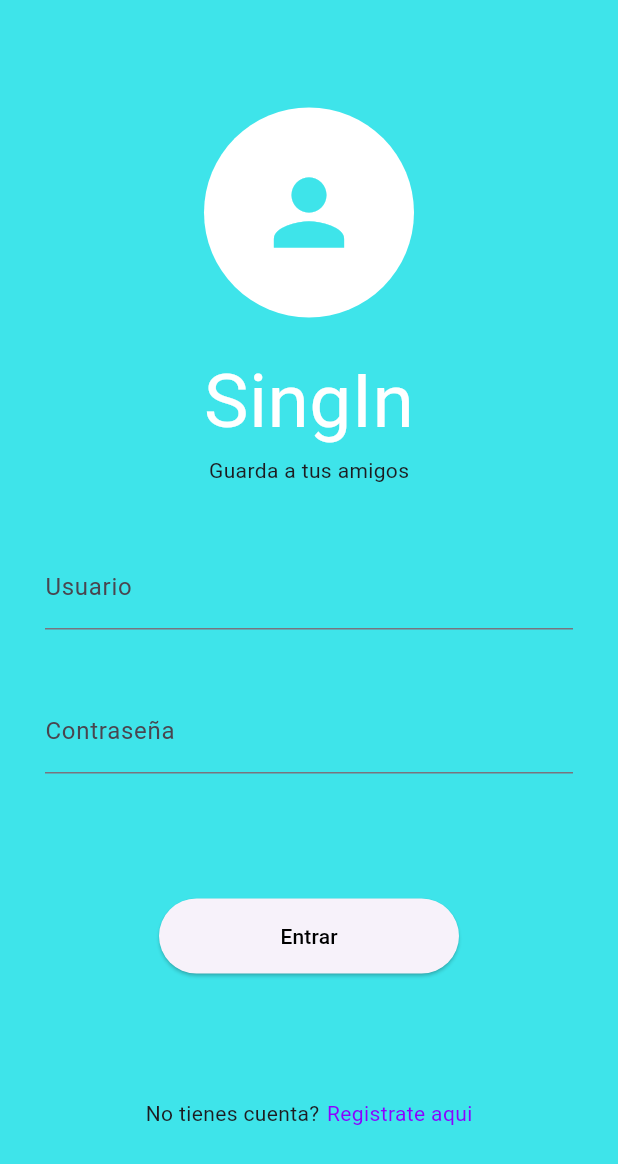
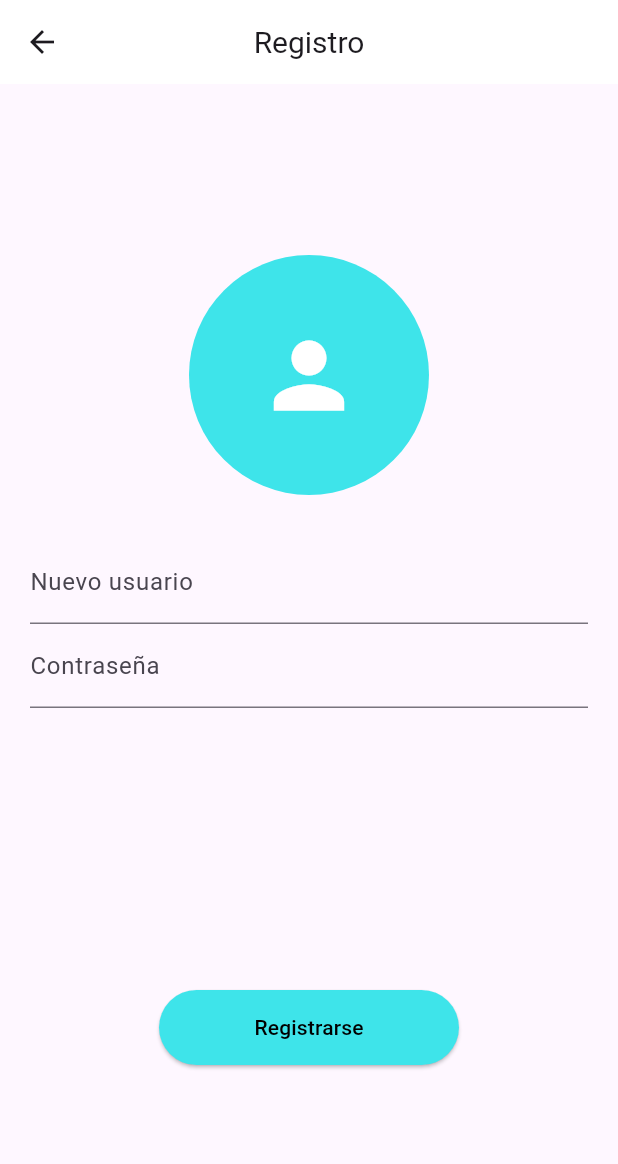
Before and after one commit to vargassalazarernesto/contactos_app, a Flutter app: the screen it shows after launch, after a tap on "Registrate aqui", on a phone screen of 412 x 824 dp. Shown: the top 1164 px of the screen. Run offline on Flutter 3.47's test engine with Material 3 defaults, Android fonts, the phone set to English and light mode, and no system bars; network calls fail.

Commit message:
Creacion de la pantall la cual si no tenemos cuenta, podemos registrarnos y ese nos mandará directamente a la pantalla principal.

```diff
--- a/app_contactos/lib/main.dart
+++ b/app_contactos/lib/main.dart
@@ -1,4 +1,4 @@
-import 'package:app_contactos/login_page.dart';
+import 'package:app_contactos/pantallas/login_page.dart';
 import 'package:flutter/material.dart';
 
 void main() {
--- a/app_contactos/lib/login_page.dart
+++ b/app_contactos/lib/pantallas/login_page.dart
@@ -1,7 +1,8 @@
 
+import 'package:app_contactos/pantallas/pantallaRegistro.dart';
 import 'package:app_contactos/services/auth_service.dart';
 import 'package:flutter/material.dart';
-import 'package:app_contactos/principal.dart';
+import 'package:app_contactos/pantallas/principal.dart';
 
 class LoginPage extends StatefulWidget{
   @override
@@ -56,7 +57,7 @@ class _LoginPageState extends State<LoginPage>{
               SizedBox(height:40),
               TextField(controller: _usernameController,decoration: InputDecoration(labelText: "Usuario"),),
               SizedBox(height: 40,),
-              TextField(controller: _passwordController,decoration: InputDecoration(labelText: "Contraseña"),obscureText: false,)
+              TextField(controller: _passwordController,decoration: InputDecoration(labelText: "Contraseña"),obscureText: true,)
             ],
           ),
 
@@ -74,7 +75,10 @@ class _LoginPageState extends State<LoginPage>{
               const Text("No tienes cuenta?"),
               SizedBox(width: 5,),
               GestureDetector(
-                onTap: () {print("Texto Presionado");},
+                onTap: (){Navigator.push(context,
+                  MaterialPageRoute(builder: (context)=>PantallaRegistro()),
+                );
+                },
                 child: Text("Registrate aqui",style:TextStyle(
                   color: const Color.fromARGB(255, 140, 0, 255)
                 ),),
--- /dev/null
+++ b/app_contactos/lib/pantallas/pantallaRegistro.dart
@@ -0,0 +1,103 @@
+
+import 'package:app_contactos/pantallas/principal.dart';
+import 'package:app_contactos/services/auth_service.dart';
+import 'package:flutter/material.dart';
+import 'package:flutter/rendering.dart';
+
+
+class PantallaRegistro extends StatefulWidget{
+  @override
+  State<StatefulWidget> createState()=>_PantallaRegistroState();
+}
+
+class _PantallaRegistroState extends State<PantallaRegistro>{
+  final _newUsuario = TextEditingController();
+  final _newPasword = TextEditingController();
+  final _authService = AuthService();
+
+  void borrarInputs(){
+    _newUsuario.clear();
+    _newPasword.clear();
+  }
+
+    void _mostrarMensajeConfirmacion(BuildContext context){
+    showDialog(context: context,
+      barrierDismissible: false,
+      builder: (BuildContext context){
+        return AlertDialog(
+          title: const Text("!Usuario registrado con éxito¡"),
+          actions: <Widget>[
+            TextButton(
+              onPressed:(){
+                Navigator.pushAndRemoveUntil(context,
+                MaterialPageRoute(builder: (context) => const Principal()),
+                (Route<dynamic> route)=>false,
+                );
+              } ,
+              child: const Text("Ok")),
+          ],
+        );
+      }
+    );
+  }
+
+  void crearCuenta() async{
+    final _usuarioVerificado = await _authService.verificarPorUsuario(_newUsuario.text);
+
+    if(_newUsuario.text.isEmpty || _newPasword.text.isEmpty){
+      ScaffoldMessenger.of(context).showSnackBar(SnackBar(content: Text("Por favor, rellene todos los campos"),backgroundColor: const Color.fromARGB(255, 255, 17, 0),));
+    }
+
+    if(_usuarioVerificado != null){
+      ScaffoldMessenger.of(context).showSnackBar(SnackBar(content: Text("Este usuario ya existe"),backgroundColor: const Color.fromARGB(255, 255, 17, 0),));
+    }else{
+      final _cuentaCreada = await _authService.newUsuario(_newUsuario.text, _newPasword.text);
+      if(_cuentaCreada != null){
+        _mostrarMensajeConfirmacion(context);
+      }else{
+        print("no se creo");
+      }
+    }
+  }
+
+  @override
+  Widget build(BuildContext context) {
+    return Scaffold(
+      appBar: AppBar(
+        title: const Text("Registro",style: TextStyle(fontSize: 20),),
+        backgroundColor: const Color.fromARGB(255, 255, 255, 255),
+        centerTitle: true,
+      ),
+      body:Padding(padding: EdgeInsets.all(20),
+        child:Center(
+            child: Column(
+              mainAxisAlignment: MainAxisAlignment.spaceAround,
+              children: [
+                Column(
+                  children: [
+                    const CircleAvatar(
+                  backgroundColor:const Color.fromARGB(255, 62, 228, 234) ,
+                  radius: 80,
+                  child: Icon(Icons.person,size: 70,color: Colors.white,),
+                  ),
+                  SizedBox(height: 30,),
+                TextField(controller: _newUsuario,decoration: InputDecoration(labelText: "Nuevo usuario"),),
+                TextField(controller: _newPasword,decoration: InputDecoration(labelText: "Contraseña"),obscureText: true,),
+                  ],
+                ),
+
+                ElevatedButton(onPressed:crearCuenta ,
+                  child:const Text("Registrarse",style: TextStyle(color: Colors.black),),
+                  style: ElevatedButton.styleFrom(
+                    backgroundColor: const Color.fromARGB(255, 62, 228, 234),
+                    fixedSize: const Size(200, 50),
+                  ),
+                  )
+              ],
+            ),
+          ),
+        ),
+      );
+  }
+
+}
```
Also changed, not shown: app_contactos/lib/services/auth_service.dart (+34 -1 lines), app_contactos/lib/pantallas/principal.dart (renamed from app_contactos/lib/principal.dart).
